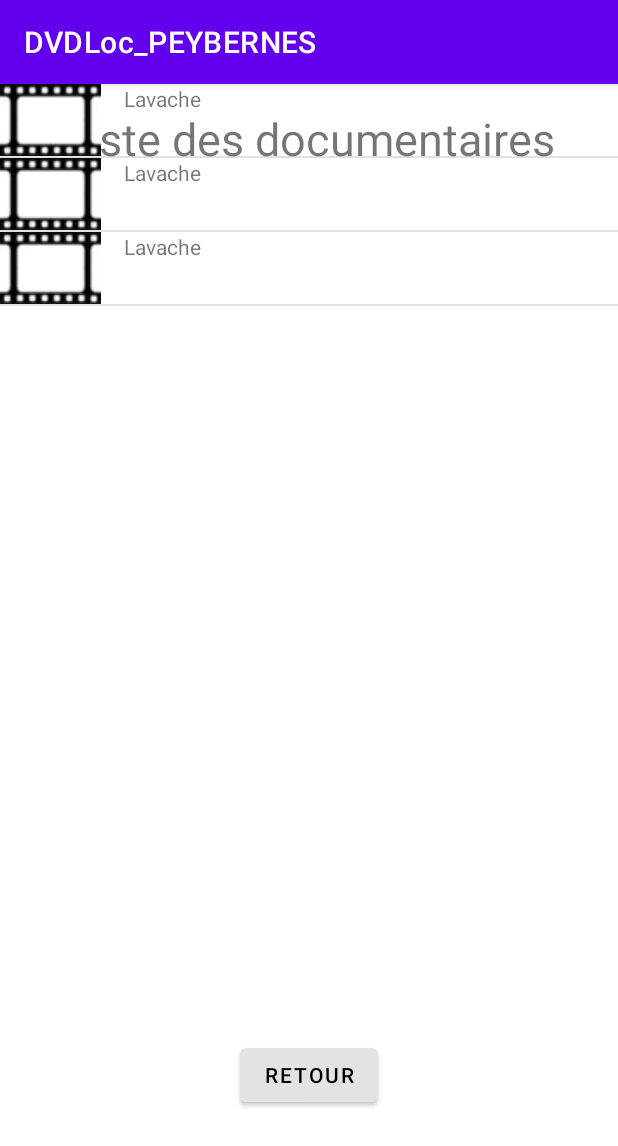
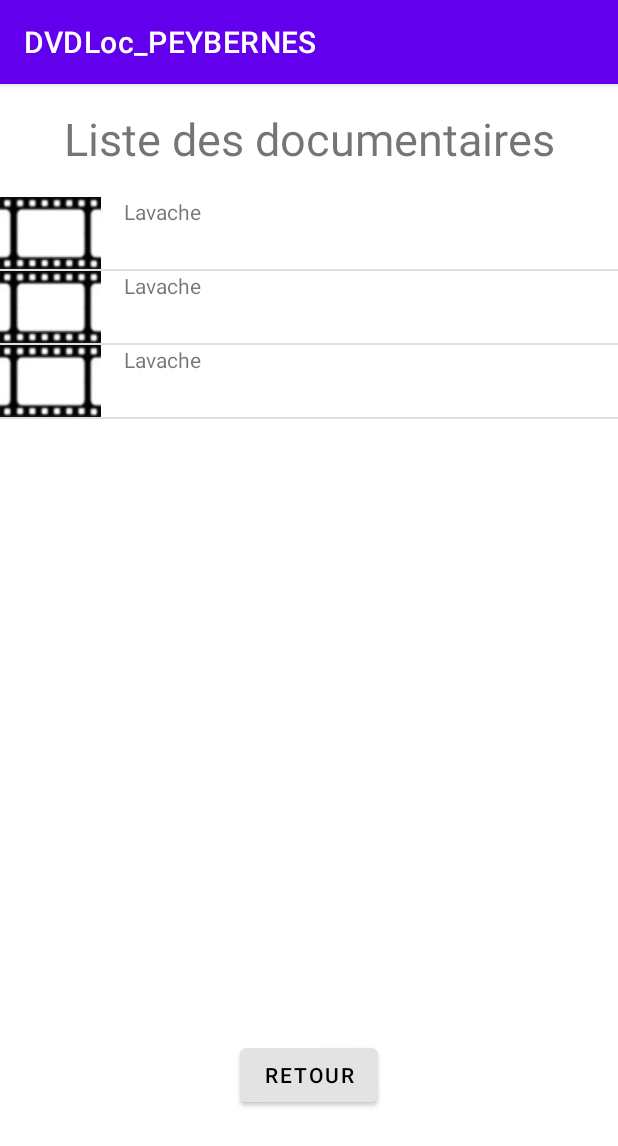
Before and after one commit to samuelpeybernes-dev/DVDLoc_PEYBERNES, an Android app: the Documentaire screen opened directly, with no data from a screen before it, on a phone screen of 412 x 824 dp. Shown: the top 1146 px of the screen. Run offline under Robolectric (Android 15) with nearby library versions, the phone set to English and light mode, and no system bars.

Commit message:
TP6 c finis

```diff
--- a/app/src/main/res/layout/activity_documentaire.xml
+++ b/app/src/main/res/layout/activity_documentaire.xml
@@ -37,6 +37,7 @@
         android:id="@+id/list_documentaires"
         android:layout_width="match_parent"
         android:layout_height="match_parent"
-        tools:layout_editor_absoluteX="97dp"
-        tools:layout_editor_absoluteY="166dp" />
+        android:layout_marginTop="75dp"
+        app:layout_constraintTop_toTopOf="parent"
+        tools:layout_editor_absoluteX="97dp" />
 </androidx.constraintlayout.widget.ConstraintLayout>
```
